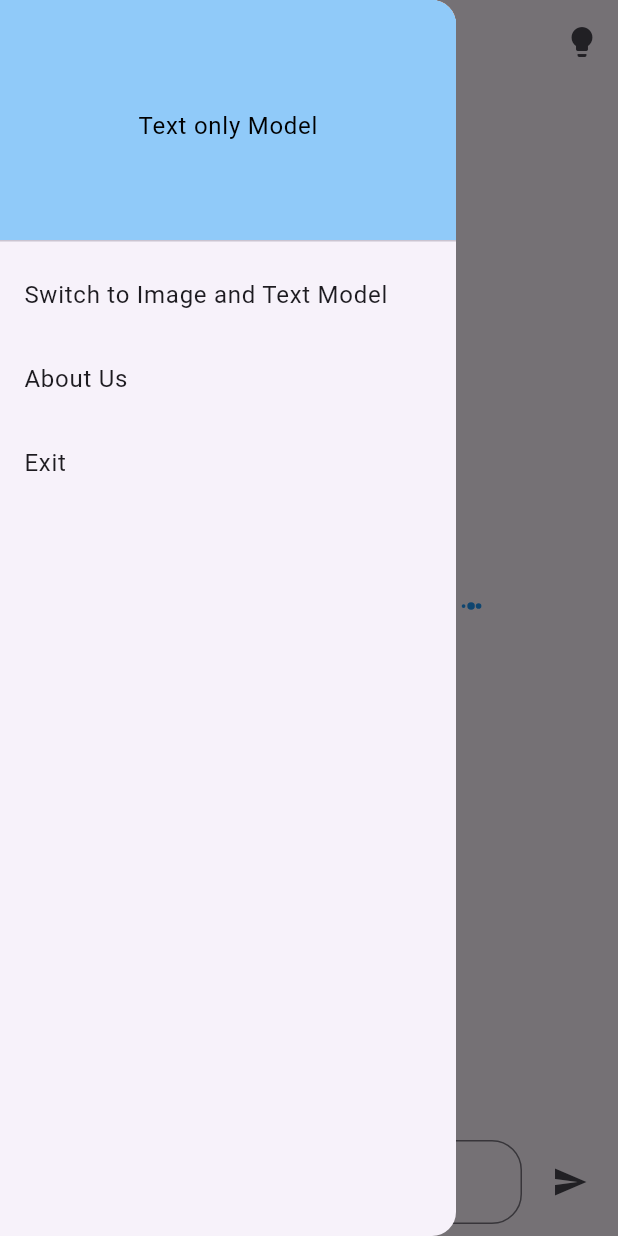
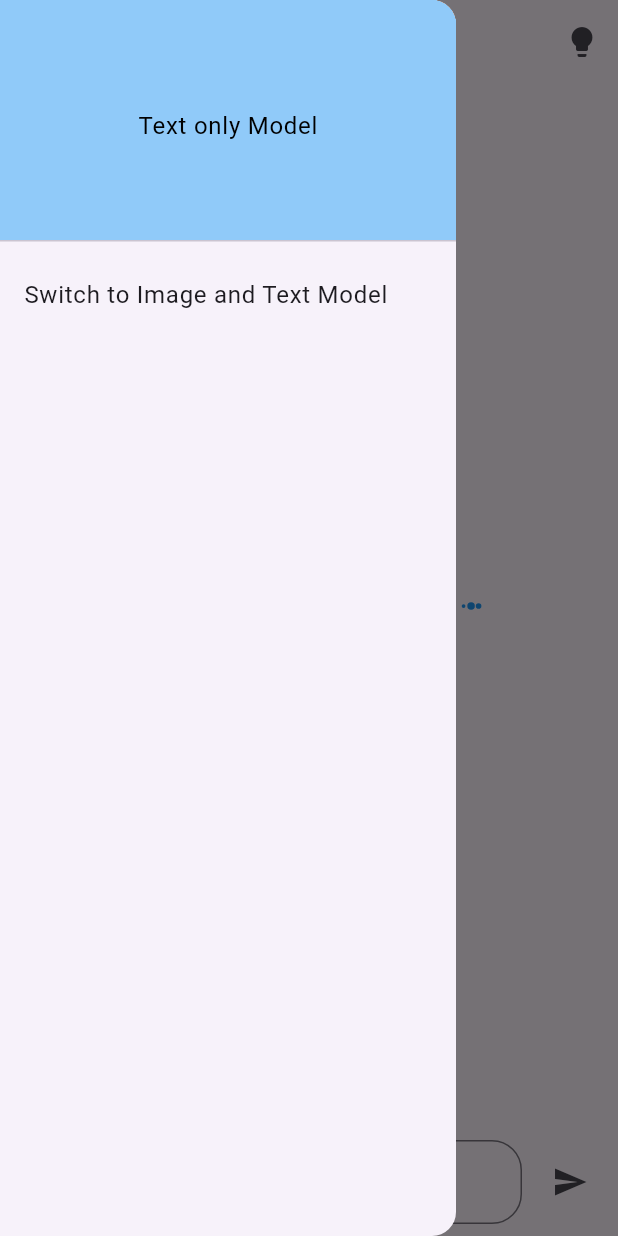
Before and after one commit to niranjandahal/generative_ai_sample, a Flutter app: the screen it shows after launch, with the side drawer open, on a phone screen of 412 x 824 dp. Run offline on Flutter 3.47's test engine with Material 3 defaults, Android fonts, the phone set to English and light mode, and no system bars; drawn by our look-alikes of loading_indicator; our stand-ins replace flutter_markdown, google_generative_ai, image_picker.

Commit message:
minor update

```diff
--- a/lib/main.dart
+++ b/lib/main.dart
@@ -72,20 +72,6 @@ class _ChatScreenState extends State<ChatScreen> {
                   });
                 },
               ),
-
-              //at last some more option like exit and about us
-              ListTile(
-                title: const Text("About Us"),
-                onTap: () {
-                  Navigator.of(context).pop();
-                },
-              ),
-              ListTile(
-                title: const Text("Exit"),
-                onTap: () {
-                  Navigator.of(context).pop();
-                },
-              ),
             ],
           ),
         ),
@@ -106,6 +92,7 @@ class _ChatScreenState extends State<ChatScreen> {
           ],
         ),
         body: _isvisionmodel ? const Imagechatwidget() : const Textchatwidget(),
+
       ),
     );
   }
```
Also changed, not shown: lib/textonlymodel/TextChatHomepage.dart (+2 -27 lines), 1 other file.
